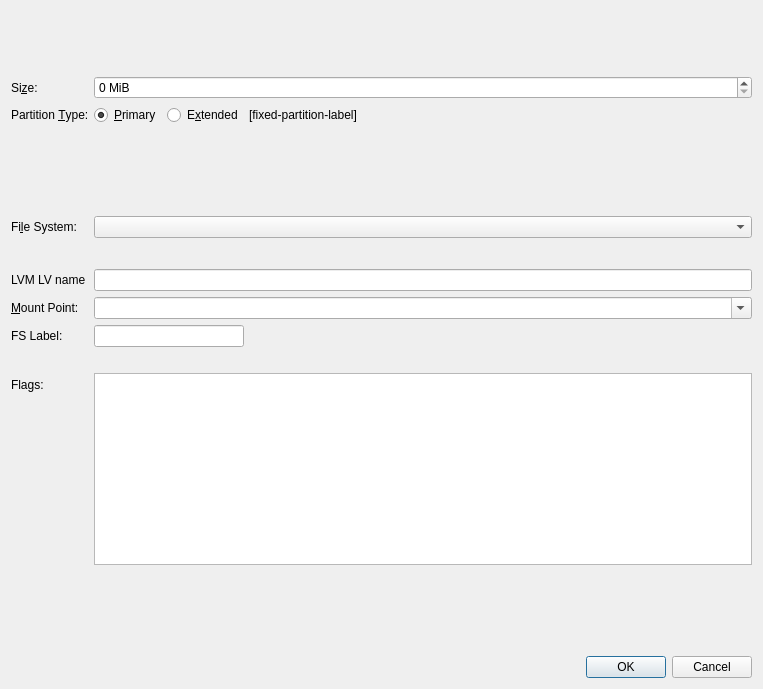
Before: the Qt Designer form src/modules/partition/gui/CreatePartitionDialog.ui in GXDE-OS/calamares, drawn with Qt 5.
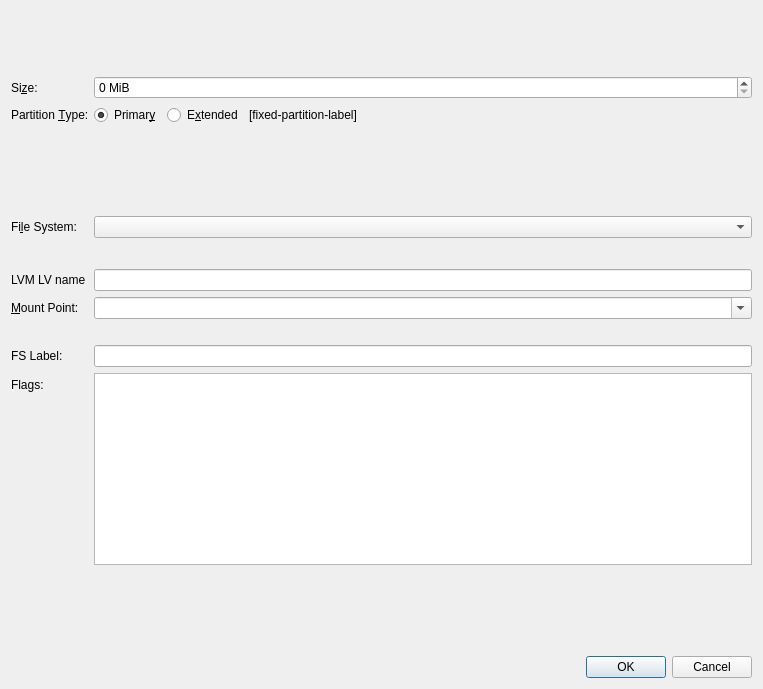
After: the same form once the commit is applied. Custom widgets are drawn as their Qt base class.

```diff
--- a/src/modules/partition/gui/CreatePartitionDialog.ui
+++ b/src/modules/partition/gui/CreatePartitionDialog.ui
@@ -68,7 +68,7 @@
        <item>
         <widget class="QRadioButton" name="primaryRadioButton">
          <property name="text">
-          <string>&amp;Primary</string>
+          <string>Primar&amp;y</string>
          </property>
          <property name="checked">
           <bool>true</bool>
@@ -171,6 +171,12 @@
      </item>
      <item row="8" column="1">
       <widget class="QComboBox" name="mountPointComboBox">
+       <property name="sizePolicy">
+        <sizepolicy hsizetype="MinimumExpanding" vsizetype="Fixed">
+         <horstretch>0</horstretch>
+         <verstretch>0</verstretch>
+        </sizepolicy>
+       </property>
        <property name="editable">
         <bool>true</bool>
        </property>
@@ -179,21 +185,14 @@
        </property>
       </widget>
      </item>
-     <item row="10" column="1">
-      <widget class="QLabel" name="labelMountPoint">
-       <property name="text">
-        <string/>
-       </property>
-      </widget>
-     </item>
-     <item row="11" column="0">
+     <item row="12" column="0">
       <widget class="QLabel" name="label_3">
        <property name="text">
         <string>Flags:</string>
        </property>
       </widget>
      </item>
-     <item row="11" column="1">
+     <item row="12" column="1">
       <widget class="QListWidget" name="m_listFlags">
        <property name="alternatingRowColors">
         <bool>true</bool>
@@ -206,7 +205,7 @@
        </property>
       </widget>
      </item>
-     <item row="12" column="0">
+     <item row="13" column="0">
       <spacer name="verticalSpacer">
        <property name="orientation">
         <enum>Qt::Vertical</enum>
@@ -219,14 +218,8 @@
        </property>
       </spacer>
      </item>
-     <item row="9" column="1">
+     <item row="10" column="1">
       <widget class="QLineEdit" name="filesystemLabelEdit">
-       <property name="maximumSize">
-        <size>
-         <width>150</width>
-         <height>16777215</height>
-        </size>
-       </property>
        <property name="toolTip">
         <string>Label for the filesystem</string>
        </property>
@@ -235,13 +228,20 @@
        </property>
       </widget>
      </item>
-     <item row="9" column="0">
+     <item row="10" column="0">
       <widget class="QLabel" name="label_4">
        <property name="text">
         <string>FS Label:</string>
        </property>
       </widget>
      </item>
+     <item row="9" column="1">
+      <widget class="QLabel" name="mountPointExplanation">
+       <property name="text">
+        <string/>
+       </property>
+      </widget>
+     </item>
     </layout>
    </item>
    <item>
```
